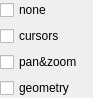
First picture: the form in Code/Gui/MITK/Modules/niftkMIDASGui/Resources/UI/QmitkMIDASBindWidget.ui, repository NifTK/NifTK, before the edit.
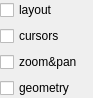
Second picture: the form after the edit.

Patch:
```diff
--- a/Code/Gui/MITK/Modules/niftkMIDASGui/Resources/UI/QmitkMIDASBindWidget.ui
+++ b/Code/Gui/MITK/Modules/niftkMIDASGui/Resources/UI/QmitkMIDASBindWidget.ui
@@ -23,7 +23,7 @@
       <string>unbind windows</string>
      </property>
      <property name="text">
-      <string>none</string>
+      <string>layout</string>
      </property>
     </widget>
    </item>
@@ -43,7 +43,7 @@
       <string>bind magnification across multiple views</string>
      </property>
      <property name="text">
-      <string>pan&amp;&amp;zoom</string>
+      <string>zoom&amp;&amp;pan</string>
      </property>
     </widget>
    </item>
```
Left out of the diff: 7 changed lines with no effect on the pictures.
